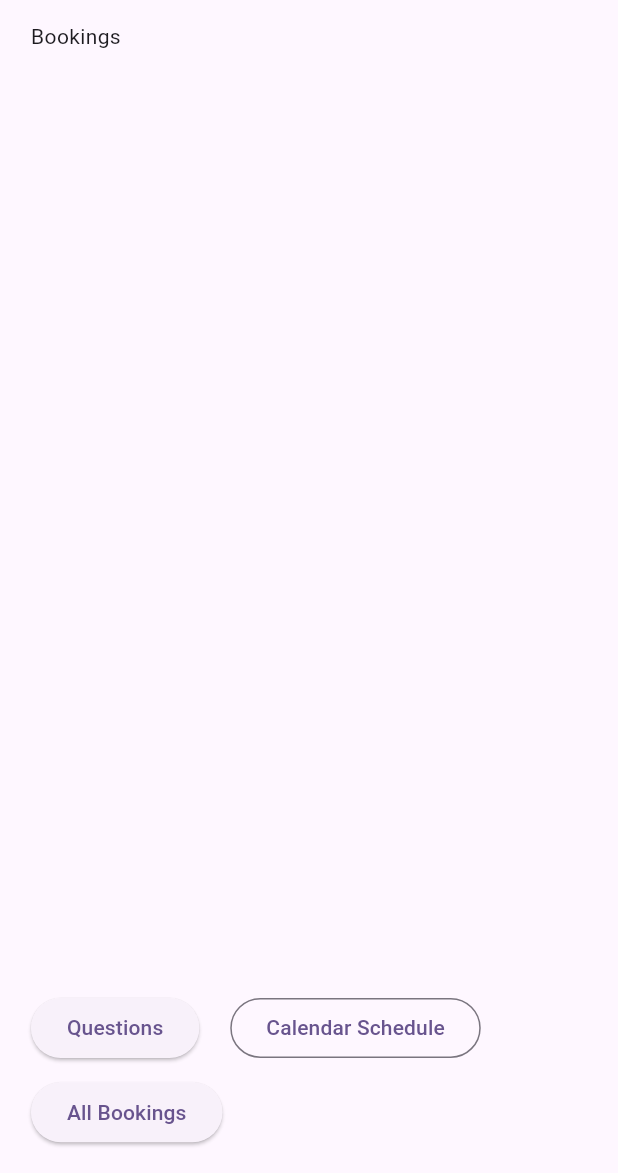
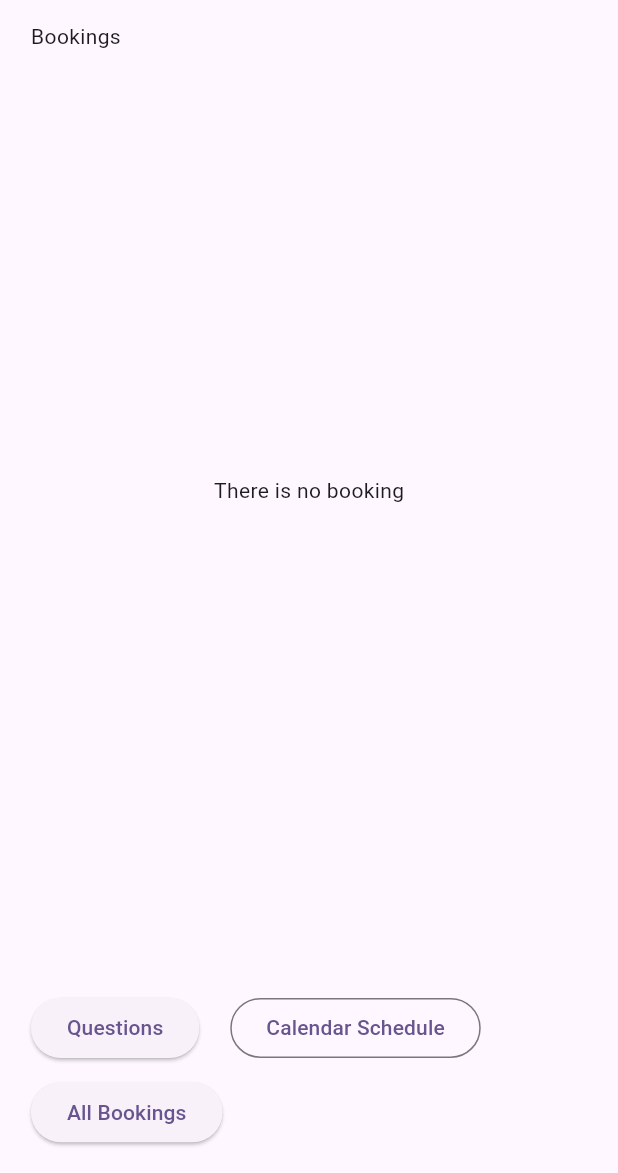
Before and after one commit to AnthonyAniobi/SolarConsultAdmin, a Flutter app: the HomeScreen screen opened directly, on a phone screen of 412 x 824 dp, the part 63-1236 px from its top. Run offline on Flutter 3.47's test engine with Material 2 defaults, Android fonts, the phone set to English and light mode, and no system bars; our stand-ins replace bloc, cloud_firestore, either_dart, email_validator, equatable, firebase_auth and 4 more; accounts and stored records are empty.

Commit message:
feat: Setup booking list
- setup booking bloc on homepage

```diff
--- a/lib/features/home/presentation/pages/home_screen.dart
+++ b/lib/features/home/presentation/pages/home_screen.dart
@@ -1,11 +1,25 @@
+import 'package:admin/core/presentation/bloc/bookings/bookings_bloc.dart';
 import 'package:admin/features/auth/presentation/pages/login_screen.dart';
 import 'package:admin/features/calendar/presentation/pages/calendar_screen.dart';
 import 'package:firebase_auth/firebase_auth.dart';
 import 'package:flutter/material.dart';
+import 'package:flutter_bloc/flutter_bloc.dart';
+import 'package:intl/intl.dart';
 import 'package:responsive_sizer/responsive_sizer.dart';
 
-class HomeScreen extends StatelessWidget {
+class HomeScreen extends StatefulWidget {
   const HomeScreen({super.key});
+
+  @override
+  State<HomeScreen> createState() => _HomeScreenState();
+}
+
+class _HomeScreenState extends State<HomeScreen> {
+  @override
+  void initState() {
+    super.initState();
+    context.read<BookingsBloc>().add(GetAllBookingEvent());
+  }
 
   @override
   Widget build(BuildContext context) {
@@ -27,7 +41,46 @@ class HomeScreen extends StatelessWidget {
           crossAxisAlignment: CrossAxisAlignment.start,
           children: [
             const Text("Bookings"),
-            Expanded(child: Container()),
+            Expanded(child: BlocBuilder<BookingsBloc, BookingsState>(
+              builder: (context, state) {
+                if (state is BookingsLoading) {
+                  return const Center(
+                    child: CircularProgressIndicator(),
+                  );
+                } else if (state is BookingsSuccess) {
+                  if (state.bookings.isEmpty) {
+                    return const Center(
+                      child: Text("There is no booking"),
+                    );
+                  }
+                  return ListView.builder(
+                      itemCount: state.bookings.length,
+                      itemBuilder: (context, index) {
+                        final booking = state.bookings[index];
+                        return ListTile(
+                          title: Text(DateFormat('yyyy/MMM/dd  hh:mm')
+                              .format(booking.startTime)),
+                          subtitle: Text(
+                            booking.description,
+                            maxLines: 2,
+                            overflow: TextOverflow.ellipsis,
+                          ),
+                          trailing: IconButton(
+                              onPressed: () {
+                                context
+                                    .read<BookingsBloc>()
+                                    .add(DeleteBookingEvent(booking));
+                              },
+                              icon: const Icon(Icons.delete)),
+                        );
+                      });
+                } else {
+                  return const Center(
+                    child: Text("Something went wrong!!"),
+                  );
+                }
+              },
+            )),
             SizedBox(height: 5.h),
             Wrap(
               spacing: 5.w,
@@ -58,6 +111,7 @@ class HomeScreen extends StatelessWidget {
   }
 
   void questions(BuildContext context) {}
+
   void calendarSchedule(BuildContext context) {
     Navigator.push(
       context,
--- a/pubspec.yaml
+++ b/pubspec.yaml
@@ -40,6 +40,7 @@ dependencies:
     sdk: flutter
   flutter_bloc: ^8.1.3
   intl: ^0.18.1
+  pull_to_refresh: ^2.0.0
   responsive_sizer: ^3.1.1
   shared_preferences: ^2.1.2
 
```
Also changed, not shown: lib/features/calendar/data/models/available_time.dart (+7 -0 lines), lib/features/calendar/presentation/pages/calendar_screen.dart (+14 -1 lines), lib/features/calendar/presentation/pages/edit_calendar_screen.dart (added, +36 -0 lines), lib/features/calendar/presentation/widgets/check_edit_button.dart (added, +49 -0 lines), lib/features/calendar/presentation/widgets/edit_calendar_cell.dart (added, +54 -0 lines), lib/features/calendar/presentation/widgets/edit_month_calendar.dart (added, +92 -0 lines), pubspec.lock.
